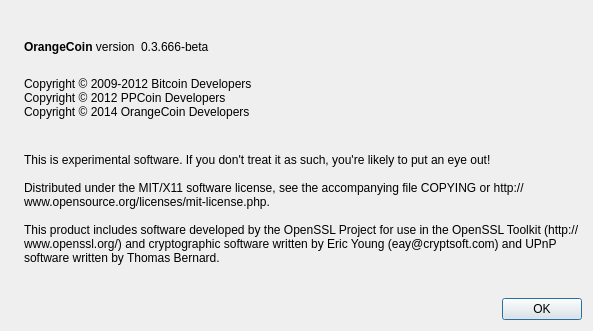
First picture: the form in src/qt/forms/aboutdialog.ui, repository sherlockcoin/Orangecoin, before the edit.
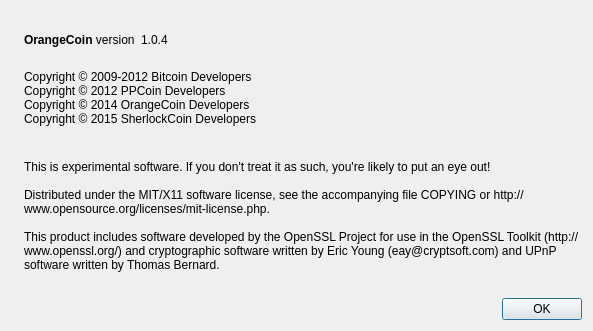
Second picture: the form after the edit. Icons and pictures are not drawn.

The edit to the form file:
```diff
--- a/src/qt/forms/aboutdialog.ui
+++ b/src/qt/forms/aboutdialog.ui
@@ -63,7 +63,7 @@
           <cursorShape>IBeamCursor</cursorShape>
          </property>
          <property name="text">
-          <string notr="true">0.3.666-beta</string>
+          <string notr="true">1.0.4</string>
          </property>
          <property name="textInteractionFlags">
           <set>Qt::LinksAccessibleByMouse|Qt::TextSelectableByKeyboard|Qt::TextSelectableByMouse</set>
@@ -95,6 +95,7 @@
 Copyright © 2009-2012 Bitcoin Developers
 Copyright © 2012 PPCoin Developers
 Copyright © 2014 OrangeCoin Developers
+Copyright © 2015 SherlockCoin Developers
 </string>
        </property>
        <property name="textInteractionFlags">
```
